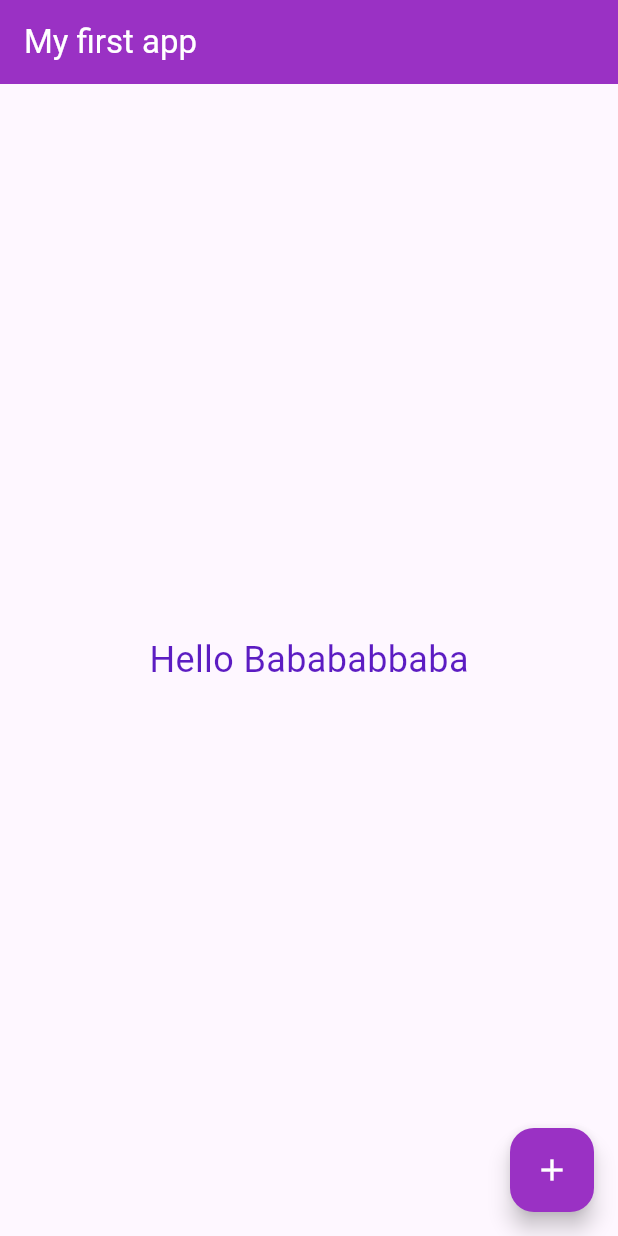
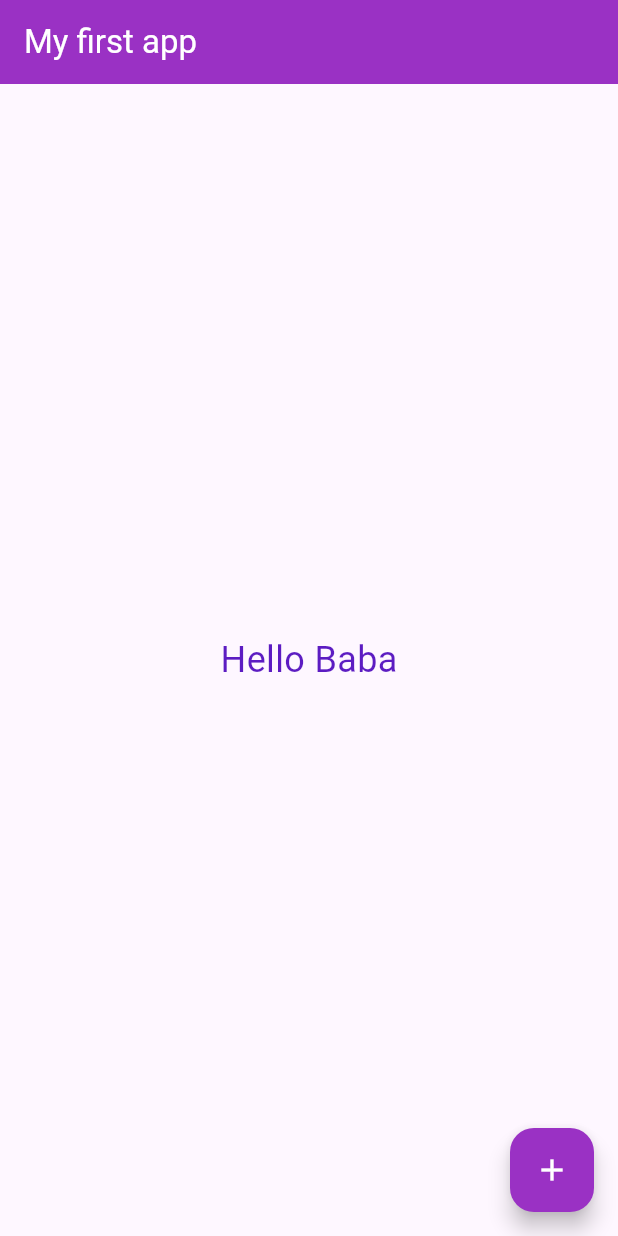
Before and after one commit to 6631501193-blip/flutter_application_, a Flutter app: the screen it shows after launch, on a phone screen of 412 x 824 dp. Run offline on Flutter 3.47's test engine with Material 3 defaults, Android fonts, the phone set to English and light mode, and no system bars.

Commit message:
Basic stateless widget

```diff
--- /dev/null
+++ b/lib/week04/basic.dart
@@ -0,0 +1,29 @@
+import 'package:flutter/material.dart';
+
+class Basic extends StatelessWidget {
+  const Basic({super.key});
+
+  @override
+  Widget build(BuildContext context) {
+    return Scaffold(
+        appBar: AppBar(
+          title: Text('My first app', style: TextStyle(color: Colors.white)),
+          backgroundColor: Color.fromARGB(255, 154, 49, 196),
+        ),
+        body: Center(
+          child: Text(
+            'Hello Baba',
+            style: TextStyle(
+              fontSize: 24,
+              color: const Color.fromARGB(255, 92, 28, 194),
+            ),
+          ),
+        ),
+        floatingActionButton: FloatingActionButton(
+          onPressed: null,
+          backgroundColor: Color.fromARGB(255, 154, 49, 196),
+          child: Icon(Icons.add, color: Colors.white),
+        )
+      );
+  }
+}
```
Also changed, not shown: lib/main.dart (+3 -24 lines).
